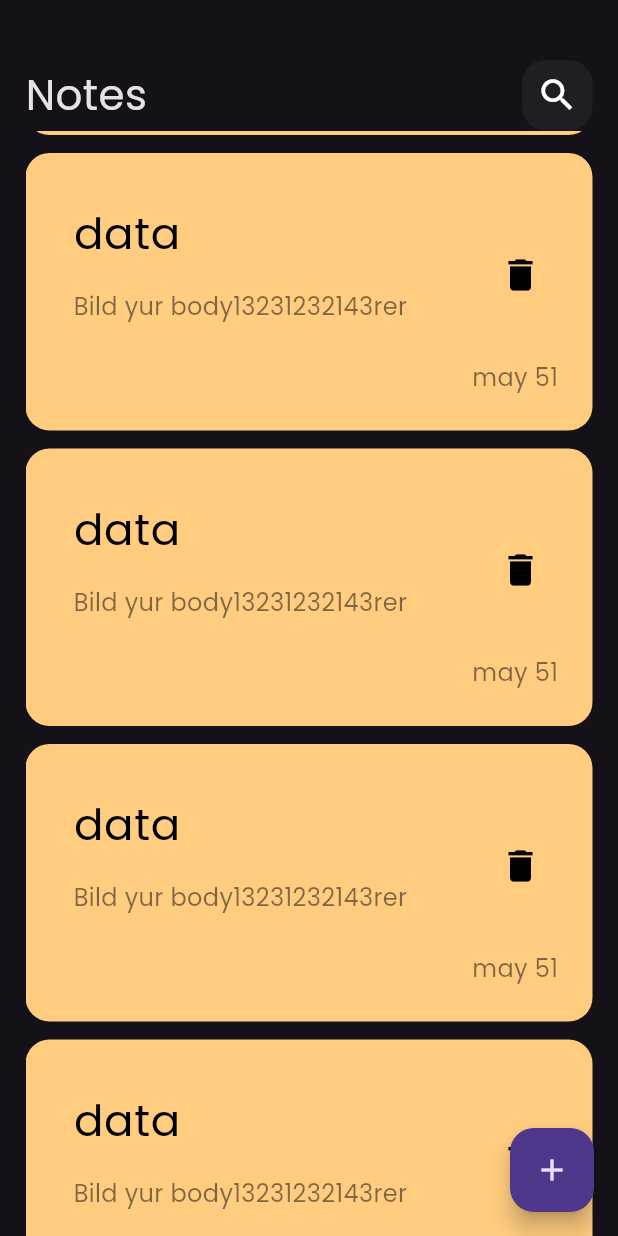
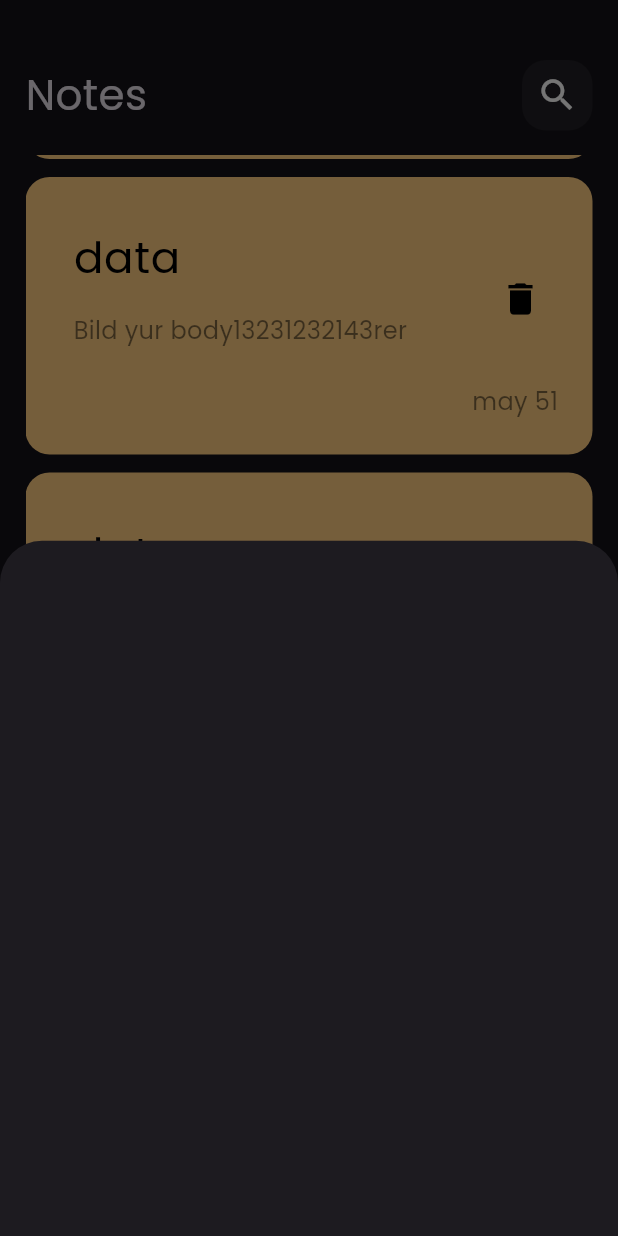
Before and after one commit to youssef336/notes_app, a Flutter app: the screen it shows after launch, scrolled down 576 dp, after a tap on the "add" icon, on a phone screen of 412 x 824 dp. Run offline on Flutter 3.47's test engine with Material 3 defaults, Android fonts, the phone set to English and light mode, and no system bars.

Commit message:
create_note_buttom_sheet

```diff
--- a/lib/views/Note_view.dart
+++ b/lib/views/Note_view.dart
@@ -1,5 +1,6 @@
 import 'package:flutter/material.dart';
 import 'package:note_app/views/widgets/Notes_view_body.dart';
+import 'package:note_app/views/widgets/add_note_buttom_sheet.dart';
 
 class NotePage extends StatelessWidget {
   const NotePage({super.key});
@@ -8,7 +9,14 @@ class NotePage extends StatelessWidget {
   Widget build(BuildContext context) {
     return Scaffold(
       floatingActionButton: FloatingActionButton(
-        onPressed: () {},
+        onPressed: () {
+          showModalBottomSheet(
+            context: context,
+            builder: (context) {
+              return const AddNoteBottomSheet();
+            },
+          );
+        },
         child: const Icon(Icons.add),
       ),
       body: const NotesView_Body(),
--- /dev/null
+++ b/lib/views/widgets/add_note_buttom_sheet.dart
@@ -0,0 +1,10 @@
+import 'package:flutter/material.dart';
+
+class AddNoteBottomSheet extends StatelessWidget {
+  const AddNoteBottomSheet({super.key});
+
+  @override
+  Widget build(BuildContext context) {
+    return Container();
+  }
+}
--- a/lib/views/widgets/notes_list_view_body.dart
+++ b/lib/views/widgets/notes_list_view_body.dart
@@ -6,10 +6,14 @@ class NotesListView extends StatelessWidget {
 
   @override
   Widget build(BuildContext context) {
-    return ListView.builder(
-      itemBuilder: (context, index) {
-        return const NoteItem();
-      },
+    return Padding(
+      padding: const EdgeInsets.symmetric(vertical: 16),
+      child: ListView.builder(
+        padding: EdgeInsets.zero,
+        itemBuilder: (context, index) {
+          return const NoteItem();
+        },
+      ),
     );
   }
 }
```
